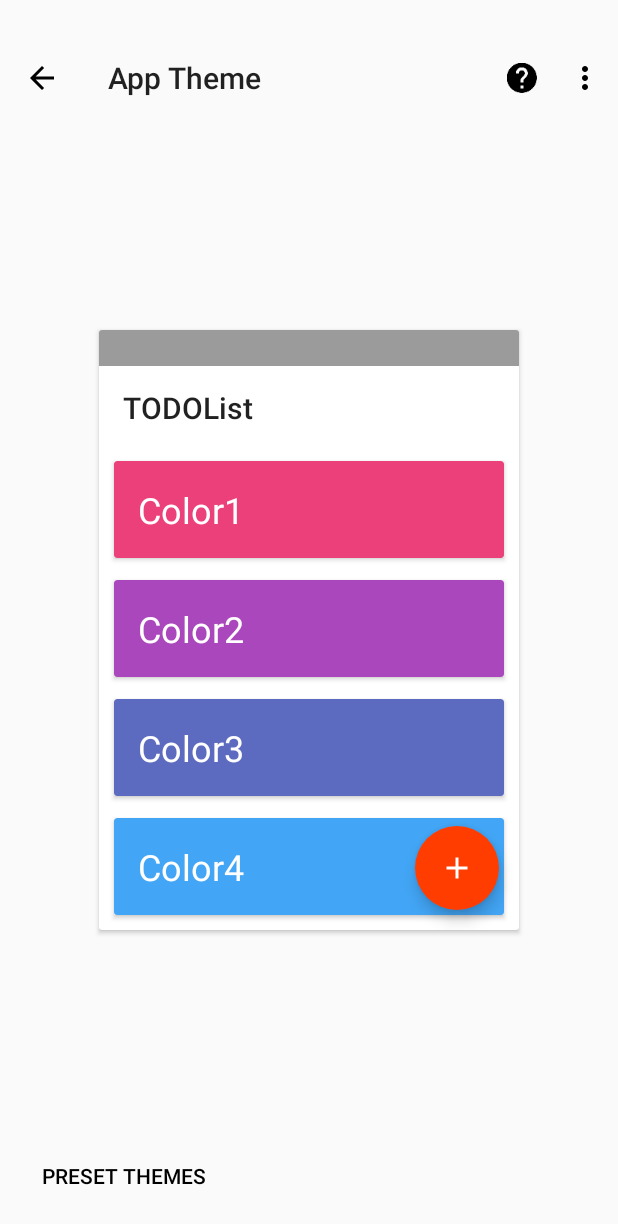
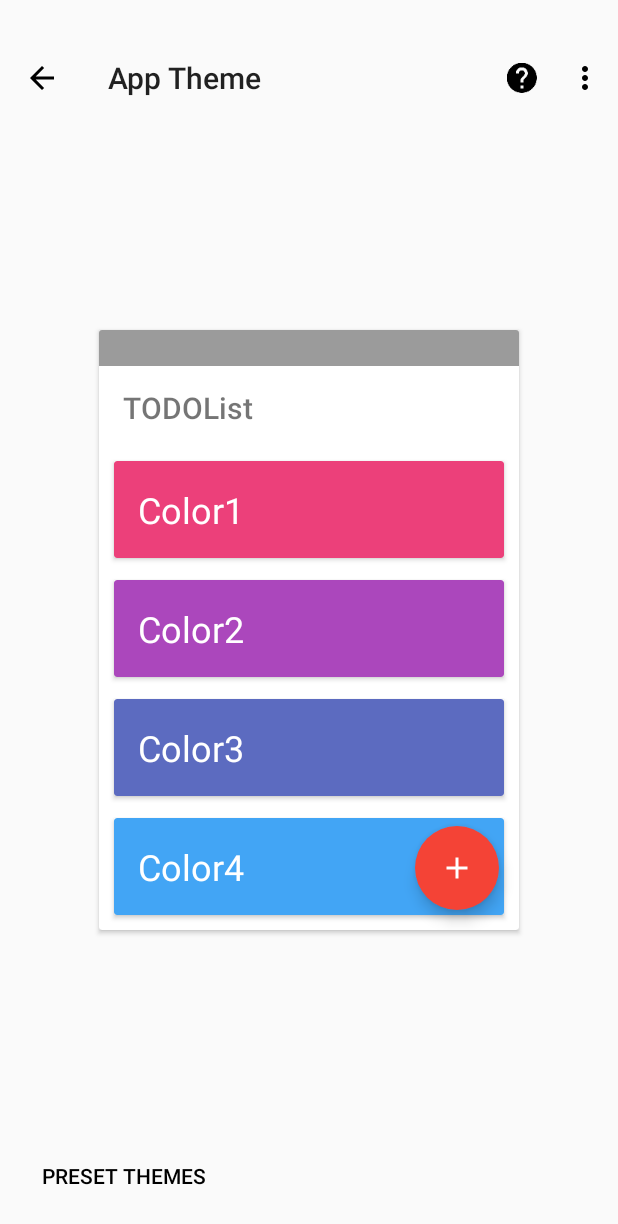
Before and after one commit to kollerlukas/TODOList-Android-App, an Android app: the screen it shows after launch (ThemeActivity), in the side drawer, after a tap on "App Theme", on a phone screen of 412 x 824 dp. Shown: the top 1224 px of the screen. Run offline under Robolectric (Android 15) with nearby library versions, the phone set to English and light mode, and no system bars; libraries missing offline, so code that uses them is left out: biz.kasual.materialnumberpicker; 11 statements that could not run were skipped.

Commit message:
minor tweaks

```diff
--- a/app/build.gradle
+++ b/app/build.gradle
@@ -8,7 +8,7 @@ android {
         applicationId "us.koller.todolist"
         minSdkVersion 21
         targetSdkVersion 23
-        versionCode 44
+        versionCode 45
         versionName "2.0"
         manifestPlaceholders = [applicationLabel: "@string/app_name"]
     }
--- a/app/src/main/java/us/koller/todolist/Activities/MainActivity.java
+++ b/app/src/main/java/us/koller/todolist/Activities/MainActivity.java
@@ -17,7 +17,6 @@ import com.google.android.gms.drive.DriveFolder;
 import com.google.android.gms.drive.DriveId;
 import com.google.android.gms.drive.DriveStatusCodes;
 
-import android.annotation.SuppressLint;
 import android.app.ActivityManager;
 import android.app.AlarmManager;
 import android.app.DatePickerDialog;
@@ -31,7 +30,6 @@ import android.content.DialogInterface;
 import android.content.Intent;
 import android.content.pm.ActivityInfo;
 import android.content.res.ColorStateList;
-import android.content.res.Configuration;
 import android.graphics.Canvas;
 import android.graphics.Color;
 import android.graphics.Point;
@@ -74,7 +72,6 @@ import android.text.Html;
 import android.text.SpannableString;
 import android.text.style.ForegroundColorSpan;
 import android.view.Display;
-import android.view.LayoutInflater;
 import android.view.Menu;
 import android.view.MenuItem;
 import android.view.SubMenu;
@@ -160,11 +157,9 @@ public class MainActivity extends AppCompatActivity
     private NotificationManager mNotificationManager;
 
     private RecyclerView mRecyclerView;
-    private LinearLayoutManager mLinearLayoutManager;
     private RVAdapter mAdapter;
 
     private SwipeRefreshLayout mSwipeRefreshLayout;
-    private SwipeRefreshLayout.OnRefreshListener mRefreshListener;
 
     private DrawerLayout mDrawerLayout;
     private NavigationView navigationView;
@@ -274,11 +269,7 @@ public class MainActivity extends AppCompatActivity
 
         isRunning = true;
 
-        if ((boolean) settings.get("notificationToggle")) {
-            checkForNotificationUpdate();
-        } else {
-            cancelNotification();
-        }
+        checkForNotificationUpdate();
 
         if (todolist.getTodolistArray().size() == 0) {
             showNothingTodo(false);
@@ -331,8 +322,7 @@ public class MainActivity extends AppCompatActivity
                     }
                 }, this);
 
-        mLinearLayoutManager =
-                new LinearLayoutManager(this, LinearLayoutManager.VERTICAL, false);
+        LinearLayoutManager mLinearLayoutManager = new LinearLayoutManager(this, LinearLayoutManager.VERTICAL, false);
         mRecyclerView.setLayoutManager(mLinearLayoutManager);
 
         mRecyclerView.setAdapter(mAdapter);
@@ -355,7 +345,7 @@ public class MainActivity extends AppCompatActivity
             return;
         }
 
-        mRefreshListener = new SwipeRefreshLayout.OnRefreshListener() {
+        SwipeRefreshLayout.OnRefreshListener mRefreshListener = new SwipeRefreshLayout.OnRefreshListener() {
             @Override
             public void onRefresh() {
                 completeSync = true;
@@ -920,12 +910,8 @@ public class MainActivity extends AppCompatActivity
                                 Calendar cal = Calendar.getInstance();
                                 cal.setTimeInMillis(timeStamp);
 
-                                //Log.d("MainActivity", "getModifiedDate: " + cal.getTime().toString());
-
                                 if (timeStamp > (long) settings.get("lastReceivedDataTimeStamp")) {
                                     if (mGoogleApiClient.isConnected()) {
-
-                                        //settings.set("lastReceivedDataTimeStamp", timeStamp);
                                         modifiedDateTemp = timeStamp;
                                         settings.set("driveId", driveId);
 
@@ -958,26 +944,6 @@ public class MainActivity extends AppCompatActivity
         NetworkInfo activeNetworkInfo = connectivityManager.getActiveNetworkInfo();
         return activeNetworkInfo != null && activeNetworkInfo.isConnected();
     }
-
-    /*public void tryToRetrieveDriveId() {
-        new RetrieveDriveId(mGoogleApiClient, new DriveIdCallback() {
-            @Override
-            public void noFilesFound() {
-                createNewFile();
-            }
-
-            @Override
-            public void gotDriveId(DriveId driveId) {
-                settings.set("driveId", driveId);
-                tryToRetrieveData(driveId);
-            }
-
-            @Override
-            public void error(int statusCode) {
-                DriveIdError(statusCode);
-            }
-        }).execute();
-    }*/
 
     public void tryToRetrieveData(DriveId driveId) {
         mSwipeRefreshLayout.setRefreshing(true);
@@ -1258,7 +1224,6 @@ public class MainActivity extends AppCompatActivity
                         dialog.dismiss();
                     }
                     onImportIntent(intent.getStringExtra("events"));
-                    //showImportEvents(intent.getStringExtra("events"), true);
                     break;
                 case "addNewEvents":
                     if (dialog != null) {
@@ -1266,8 +1231,8 @@ public class MainActivity extends AppCompatActivity
                     }
                     showImportEvents(intent.getStringExtra("events"), false);
                     break;
-                case "removeEventNotifDoneButton":
-                    removeEventNotifDoneButton(intent.getLongExtra("eventId", 0));
+                case "removeEventNotificationDoneButton":
+                    removeEventNotificationDoneButton(intent.getLongExtra("eventId", 0));
                     break;
                 case "setRepeatingAlarm":
                     long eventId = intent.getLongExtra("eventId", 0);
@@ -1310,7 +1275,7 @@ public class MainActivity extends AppCompatActivity
         if (todolist.getTodolistArray().size() != 0
                 && (boolean) settings.get("notificationToggle")) {
             showNotification();
-        } else {
+        } else if(!(boolean) settings.get("notificationToggle")){
             cancelNotification();
         }
     }
@@ -1447,14 +1412,12 @@ public class MainActivity extends AppCompatActivity
                     }
                 })
                 .create();
-        //dialog.getWindow().getAttributes().windowAnimations = R.style.DialogAnimations;
         dialog.show();
         changeDialogButtonColor(dialog);
     }
 
     public void EditButtonClicked(final Event e) {
-        //final LayoutInflater inputDialog_layout = getLayoutInflater();
-        final View inputDialog = View.inflate(context, R.layout.input_dialog, null);
+        final View inputDialog = getLayoutInflater().inflate(R.layout.input_dialog, mCoordinatorLayout, false);
         final EditText editText = (EditText) inputDialog.findViewById(R.id.edit_text);
         editText.setTextColor(getDialogTextColor());
         editText.setText(e.getWhatToDo());
@@ -1540,7 +1503,7 @@ public class MainActivity extends AppCompatActivity
         });
         fab.startAnimation(anim);
 
-        final View inputDialog = View.inflate(context, R.layout.add_event_dialog, null);
+        final View inputDialog = getLayoutInflater().inflate(R.layout.add_event_dialog, mCoordinatorLayout, false);
         final TextInputEditText editText = (TextInputEditText) inputDialog.findViewById(R.id.edit_text);
         final RadioButton color_rb = (RadioButton) inputDialog.findViewById(R.id.radio_button_color);
         final HorizontalScrollView horizontalScrollView
@@ -1748,7 +1711,7 @@ public class MainActivity extends AppCompatActivity
                 + " " + Hour + ":"
                 + String.format(getResources().getConfiguration().locale, "%02d", Minutes) + am_pm + "</b>";
 
-        final View alarm_info_dialog = View.inflate(context, R.layout.alarm_info_dialog, null);
+        final View alarm_info_dialog = getLayoutInflater().inflate(R.layout.alarm_info_dialog, mCoordinatorLayout, false);
 
         final TextView alarmInfoText1 = (TextView) alarm_info_dialog.findViewById(R.id.alarmInfoText1);
         alarmInfoText1.setText(Html.fromHtml(getString(R.string.alarm_scheduled_for)));
@@ -2508,7 +2471,7 @@ public class MainActivity extends AppCompatActivity
     }
 
     public View inflateCategorySelector() {
-        View layout = View.inflate(context, R.layout.color_selector, null);
+        View layout = getLayoutInflater().inflate(R.layout.color_selector, mCoordinatorLayout, false);
         final ImageButton[] buttons = getColorButtons(layout);
 
         int[] sortedColors = helper.getSortedColorsColorSelect();
@@ -2533,7 +2496,7 @@ public class MainActivity extends AppCompatActivity
     }
 
     public View inflateColorSelector() {
-        View layout = View.inflate(context, R.layout.color_selector, null);
+        View layout = getLayoutInflater().inflate(R.layout.color_selector, mCoordinatorLayout, false);
         final ImageButton[] buttons = getColorButtons(layout);
 
         int[] sortedColors = helper.getSortedColorsColorSelect();
@@ -2736,13 +2699,6 @@ public class MainActivity extends AppCompatActivity
         }
     }
 
-    /*public void colorShareIcon(int color) {
-        if (shareIcon != null) {
-            //shareIcon.getIcon().setColorFilter(color, PorterDuff.Mode.SRC_IN);
-            this.invalidateOptionsMenu();
-        }
-    }*/
-
     public void updateWidget() {
         Intent intent = new Intent(this, WidgetProvider_List.class);
         intent.setAction(AppWidgetManager.ACTION_APPWIDGET_UPDATE);
@@ -2752,20 +2708,19 @@ public class MainActivity extends AppCompatActivity
         sendBroadcast(intent);
     }
 
-    @SuppressLint("Deprecated")
     public void checkEventRemoved() {
         ArrayList<Long> eventsToRemove;
         try {
             eventsToRemove = todolist.eventRemovedThroughNotificationButton(this);
             for (int i = 0; i < eventsToRemove.size(); i++) {
-                removeEventNotifDoneButton(eventsToRemove.get(i));
+                removeEventNotificationDoneButton(eventsToRemove.get(i));
             }
         } catch (JSONException| FileNotFoundException e) {
             e.printStackTrace();
         }
     }
 
-    public void removeEventNotifDoneButton(long id) {
+    public void removeEventNotificationDoneButton(long id) {
         Event e = todolist.getEventById(id);
         if (e != null) {
             if (todolist.isEventInAdapterList(mAdapter, e)) {
@@ -2805,14 +2760,14 @@ public class MainActivity extends AppCompatActivity
         final ThemeHelper importHelper;
         try {
             JSONObject json = new JSONObject(data);
-            importHelper = new ThemeHelper(json, context);
+            importHelper = new ThemeHelper(json);
         } catch (JSONException e) {
             //e.printStackTrace();
             showToast("Error trying to import theme!");
             return;
         }
 
-        View layout = View.inflate(context, R.layout.import_theme_dialog, null);
+        View layout = getLayoutInflater().inflate(R.layout.import_theme_dialog, mCoordinatorLayout, false);
 
         ListView list = (ListView) layout.findViewById(R.id.import_theme_list);
         ImportListViewAdapter adapter = new ImportListViewAdapter(context, colors, importHelper);
@@ -2891,7 +2846,7 @@ public class MainActivity extends AppCompatActivity
             return;
         }
 
-        View layout = View.inflate(context, R.layout.import_events_list_view, null);
+        View layout = getLayoutInflater().inflate(R.layout.import_events_list_view, mCoordinatorLayout, false);
 
         ListView list = (ListView) layout.findViewById(R.id.widget_list);
         ImportListViewAdapter adapter = new ImportListViewAdapter(context, events,
@@ -2958,13 +2913,6 @@ public class MainActivity extends AppCompatActivity
         changeDialogButtonColor(dialog);
     }
 
-    /*@Override
-    public void onConfigurationChanged(Configuration newConfig) {
-        super.onConfigurationChanged(newConfig);
-        mDrawerToggle.onConfigurationChanged(newConfig);
-        checkToolbarElevation();
-    }*/
-
     @Override
     public boolean onCreateOptionsMenu(Menu menu) {
         getMenuInflater().inflate(R.menu.menu_main, menu);
--- a/app/src/main/java/us/koller/todolist/Util/ThemeHelper.java
+++ b/app/src/main/java/us/koller/todolist/Util/ThemeHelper.java
@@ -41,7 +41,7 @@ public class ThemeHelper {
         readData(context);
     }
 
-    public ThemeHelper(JSONObject json, Context context) throws JSONException {
+    public ThemeHelper(JSONObject json) throws JSONException {
         fab_color = json.getInt("fab_color");
         fab_textcolor = json.getInt("fab_textcolor");
         toolbar_color = json.getInt("toolbar_color");
@@ -221,12 +221,12 @@ public class ThemeHelper {
         return textColor;
     }
 
-    public int getLightTextColor(){
+    private int getLightTextColor(){
         return Color.argb(255, 255, 255, 255);
     }
 
-    public int getDarkTextColor(){
-        return Color.argb(222, 0, 0, 0);
+    private int getDarkTextColor(){
+        return Color.argb(138, 0, 0, 0);
     }
 
     public void setEventColor(int index, int color){
@@ -411,7 +411,7 @@ public class ThemeHelper {
         return sortedColorsColorSelector;
     }
 
-    public boolean isColorLight(int color){
+    private boolean isColorLight(int color){
         int rgbSum = Color.red(color) + Color.green(color) + Color.blue(color);
         return rgbSum/3 > 185;
     }
--- a/app/src/main/res/values/color.xml
+++ b/app/src/main/res/values/color.xml
@@ -2,7 +2,7 @@
 <resources>
     <color name="accent">#616161</color>
 
-    <color name="button_color">#ff3d00</color>
+    <color name="button_color">#F44336</color><!--ff3d00-->
 
     <color name="red">#f44336</color>
     <color name="green">#4caf50</color>
```
Also changed, not shown: app/src/main/java/us/koller/todolist/BroadcastReceiver.java (+7 -7 lines), app/src/main/res/menu/drawer.xml (+14 -26 lines).
